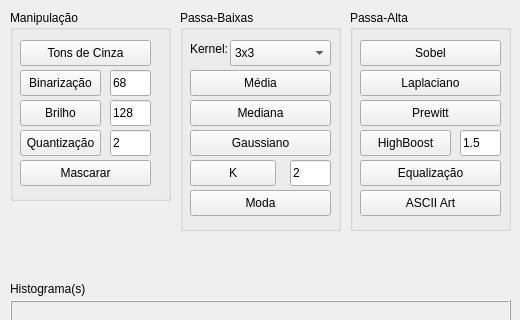
Old version of the form mainwindow.ui in the repository broken-usb/pdi-qt; both pictures show x 0 to 520 and y 0 to 320 of the 1000 by 600 pixel window.
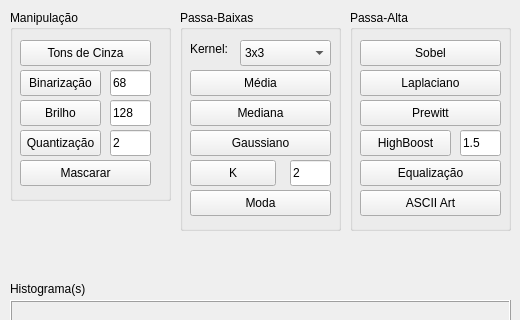
New version of the form.

Commit message: Ajusta a geometria de QComboBox e QStatusBar no mainwindow.ui

```diff
--- a/mainwindow.ui
+++ b/mainwindow.ui
@@ -678,9 +678,9 @@
     <widget class="QComboBox" name="cbTamanhoKernel">
      <property name="geometry">
       <rect>
-       <x>50</x>
+       <x>60</x>
        <y>30</y>
-       <width>101</width>
+       <width>91</width>
        <height>26</height>
       </rect>
      </property>
```
Left out of the diff: 2 changed lines with no effect on the pictures.
